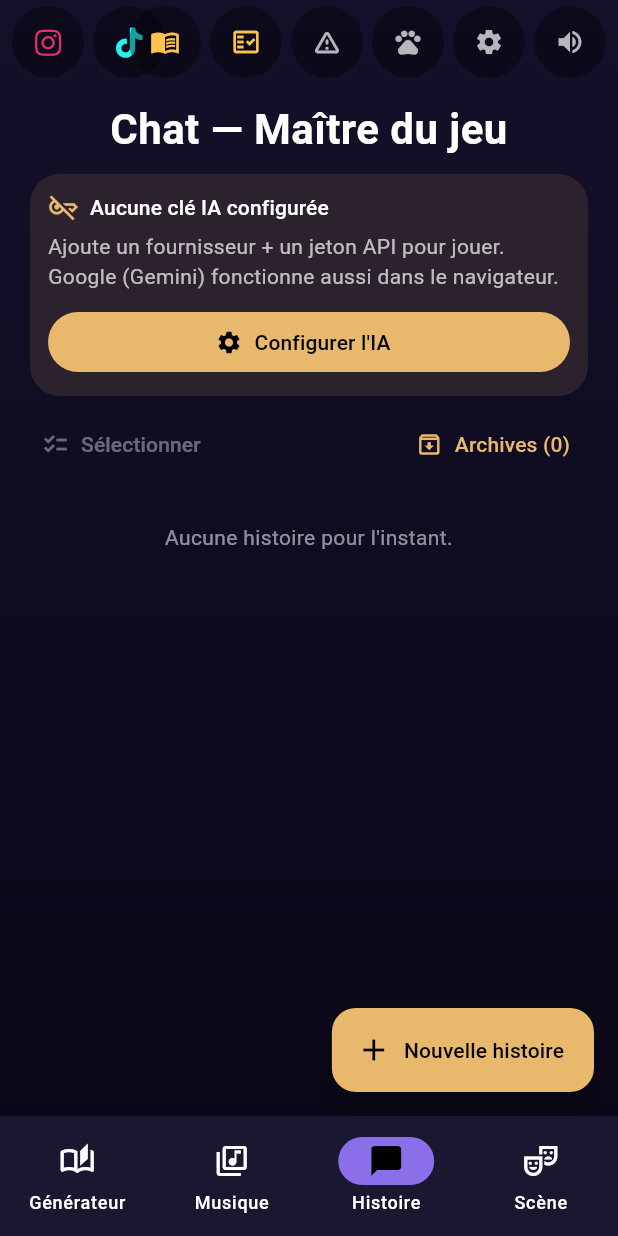
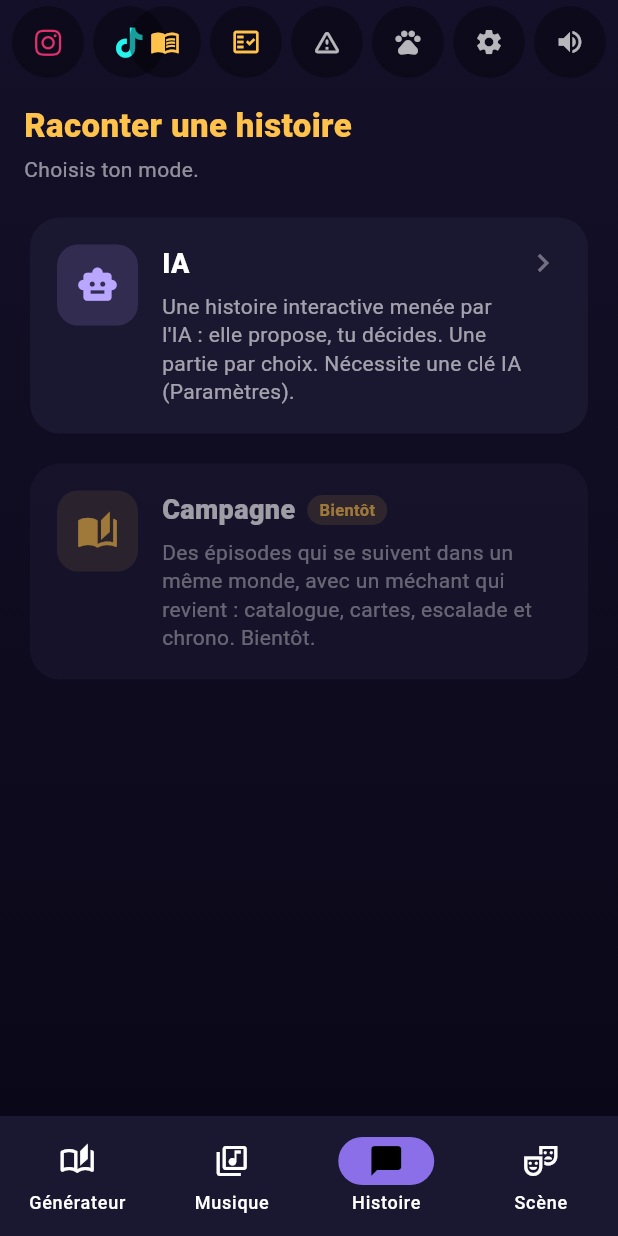
Before and after one commit to okhamfriction-png/Destiny, a Flutter app: the screen it shows after launch, item 3 of the bottom bar chosen, on a phone screen of 412 x 824 dp. Run offline on Flutter 3.47's test engine with Material 3 defaults, Android fonts, the phone set to English and light mode, and no system bars; our stand-ins replace audioplayers, font_awesome_flutter, shared_preferences, sqflite, sqflite_common_ffi, wakelock_plus; accounts and stored records are empty.

Commit message:
Histoire scindée en hub (IA / Campagne) ; Campagne déplacée depuis Scène
- Onglet Histoire -> hub : IA (le maître du jeu existant) + Campagne (module
  famille à venir, badge Bientôt).
- Retrait de la carte Histoire du hub Scène (garde Spectacle IA + Exercices).
- Carte de mode extraite en composant réutilisable ModeCard.

Co-Authored-By: Claude Opus 4.8 <noreply@anthropic.com>

```diff
--- /dev/null
+++ b/lib/presentation/screens/histoire_hub_screen.dart
@@ -0,0 +1,72 @@
+import 'package:flutter/material.dart';
+
+import '../../application/services/audio_service.dart';
+import '../../application/state/chat_controller.dart';
+import '../../application/state/music_controller.dart';
+import '../../application/state/visual_settings.dart';
+import '../widgets/mode_card.dart';
+import 'chat_screen.dart';
+
+const Color _gold = Color(0xFFFFC24B);
+const Color _lav = Color(0xFFB9A6FF);
+
+/// Accueil de l'onglet Histoire : deux façons de raconter.
+/// - IA : le maître du jeu mené par l'IA (existant, une histoire par choix).
+/// - Campagne : des épisodes qui se suivent dans un même monde (à venir).
+class HistoireHubScreen extends StatelessWidget {
+  const HistoireHubScreen({
+    required this.chatController,
+    required this.audioService,
+    required this.visualSettings,
+    required this.musicController,
+    super.key,
+  });
+
+  final ChatController chatController;
+  final AudioService audioService;
+  final VisualSettings visualSettings;
+  final MusicController musicController;
+
+  @override
+  Widget build(BuildContext context) {
+    return ListView(
+      padding: const EdgeInsets.fromLTRB(16, 16, 16, 28),
+      children: [
+        const Text('Raconter une histoire',
+            style: TextStyle(
+                color: _gold, fontSize: 22, fontWeight: FontWeight.w800)),
+        const SizedBox(height: 4),
+        const Text('Choisis ton mode.',
+            style: TextStyle(color: Colors.white54, fontSize: 14)),
+        const SizedBox(height: 18),
+        ModeCard(
+          icon: Icons.smart_toy,
+          color: _lav,
+          title: 'IA',
+          subtitle:
+              'Une histoire interactive menée par l\'IA : elle propose, tu '
+              'décides. Une partie par choix. Nécessite une clé IA (Paramètres).',
+          onTap: () => Navigator.of(context).push(MaterialPageRoute(
+            builder: (_) => ChatScreen(
+              controller: chatController,
+              audioService: audioService,
+              visualSettings: visualSettings,
+              musicController: musicController,
+            ),
+          )),
+        ),
+        const SizedBox(height: 12),
+        const ModeCard(
+          icon: Icons.auto_stories,
+          color: _gold,
+          title: 'Campagne',
+          subtitle:
+              'Des épisodes qui se suivent dans un même monde, avec un méchant '
+              'qui revient : catalogue, cartes, escalade et chrono. Bientôt.',
+          onTap: null,
+          badge: 'Bientôt',
+        ),
+      ],
+    );
+  }
+}
--- a/lib/presentation/screens/root_screen.dart
+++ b/lib/presentation/screens/root_screen.dart
@@ -19,9 +19,9 @@ import '../../domain/repositories/combination_memory.dart';
 import '../../domain/repositories/story_repository.dart';
 import '../social_links.dart';
 import 'catalog_view_screen.dart';
-import 'chat_screen.dart';
 import 'generator_screen.dart';
 import 'guide_screen.dart';
+import 'histoire_hub_screen.dart';
 import 'music_screen.dart';
 import 'scene_hub_screen.dart';
 import 'settings_screen.dart';
@@ -146,11 +146,12 @@ class _RootScreenState extends State<RootScreen> {
         musicController: widget.musicController,
       ),
       MusicScreen(controller: widget.musicController),
-      ChatScreen(
-          controller: widget.chatController,
-          audioService: widget.audioService,
-          visualSettings: widget.visualSettings,
-          musicController: widget.musicController),
+      HistoireHubScreen(
+        chatController: widget.chatController,
+        audioService: widget.audioService,
+        visualSettings: widget.visualSettings,
+        musicController: widget.musicController,
+      ),
       SceneHubScreen(
         spectacleController: widget.spectacleController,
         audioService: widget.audioService,
--- /dev/null
+++ b/lib/presentation/widgets/mode_card.dart
@@ -0,0 +1,96 @@
+import 'package:flutter/material.dart';
+
+/// Grande carte de choix de mode (utilisée par les hubs Scène et Histoire).
+class ModeCard extends StatelessWidget {
+  const ModeCard({
+    required this.icon,
+    required this.color,
+    required this.title,
+    required this.subtitle,
+    required this.onTap,
+    this.badge,
+    super.key,
+  });
+
+  final IconData icon;
+  final Color color;
+  final String title;
+  final String subtitle;
+  final VoidCallback? onTap;
+  final String? badge;
+
+  @override
+  Widget build(BuildContext context) {
+    final enabled = onTap != null;
+    return Opacity(
+      opacity: enabled ? 1 : 0.6,
+      child: Card(
+        child: InkWell(
+          onTap: onTap,
+          borderRadius: BorderRadius.circular(12),
+          child: Padding(
+            padding: const EdgeInsets.all(18),
+            child: Row(
+              crossAxisAlignment: CrossAxisAlignment.start,
+              children: [
+                Container(
+                  width: 54,
+                  height: 54,
+                  alignment: Alignment.center,
+                  decoration: BoxDecoration(
+                    color: color.withValues(alpha: 0.15),
+                    borderRadius: BorderRadius.circular(14),
+                  ),
+                  child: Icon(icon, color: color, size: 28),
+                ),
+                const SizedBox(width: 16),
+                Expanded(
+                  child: Column(
+                    crossAxisAlignment: CrossAxisAlignment.start,
+                    children: [
+                      Row(
+                        children: [
+                          Flexible(
+                            child: Text(title,
+                                style: const TextStyle(
+                                    color: Colors.white,
+                                    fontSize: 18,
+                                    fontWeight: FontWeight.w800)),
+                          ),
+                          if (badge != null) ...[
+                            const SizedBox(width: 8),
+                            Container(
+                              padding: const EdgeInsets.symmetric(
+                                  horizontal: 8, vertical: 2),
+                              decoration: BoxDecoration(
+                                color: color.withValues(alpha: 0.18),
+                                borderRadius: BorderRadius.circular(20),
+                              ),
+                              child: Text(badge!,
+                                  style: TextStyle(
+                                      color: color,
+                                      fontSize: 11,
+                                      fontWeight: FontWeight.w700)),
+                            ),
+                          ],
+                        ],
+                      ),
+                      const SizedBox(height: 6),
+                      Text(subtitle,
+                          style: const TextStyle(
+                              color: Colors.white60,
+                              fontSize: 14,
+                              height: 1.35)),
+                    ],
+                  ),
+                ),
+                if (enabled)
+                  const Icon(Icons.chevron_right, color: Colors.white38),
+              ],
+            ),
+          ),
+        ),
+      ),
+    );
+  }
+}
```
Also changed, not shown: lib/presentation/screens/scene_hub_screen.dart (+5 -108 lines).
